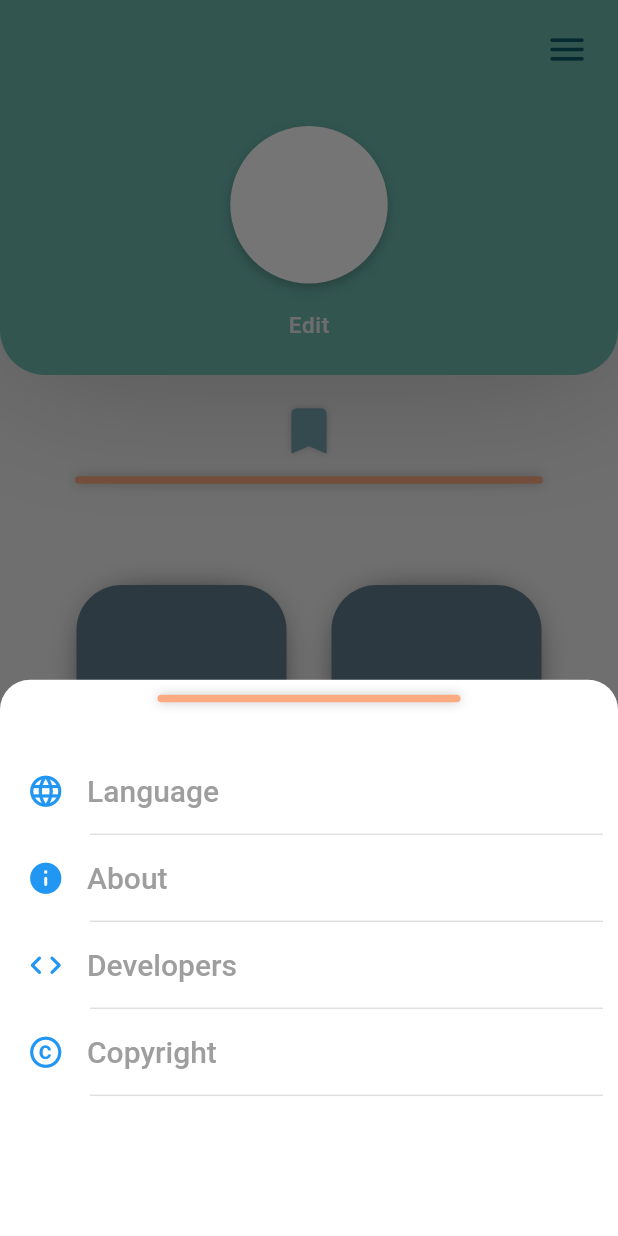
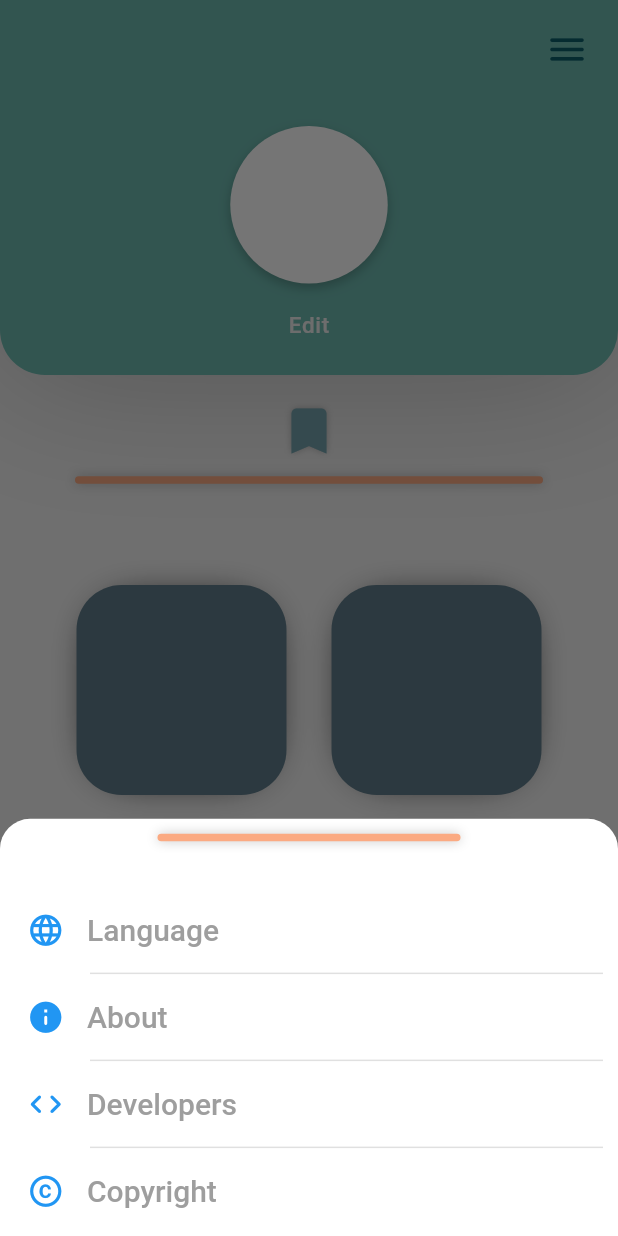
Before and after one commit to isimobaver/app, a Flutter app: the screen it shows after launch, item 3 of the bottom bar chosen, after a tap on the "menu" icon, on a phone screen of 412 x 824 dp. Run offline on Flutter 3.47's test engine with Material 2 defaults, Android fonts, the phone set to English and light mode, and no system bars; our stand-ins replace flutter_svg; missing offline and left inert: avatars, widget_slider.

Commit message:
fixed navigation bar back container problem, made the chevron icon on drawer pages go back on clicked, added language chooser widget

```diff
--- a/lib/homepage.dart
+++ b/lib/homepage.dart
@@ -24,6 +24,7 @@ class _HomeState extends State<Home> {
       debugShowCheckedModeBanner: false,
       home: SafeArea(
         child: Scaffold(
+          extendBody: true,
           key: scaffoldKey,
           bottomNavigationBar: buildNavBar(context),
           backgroundColor: const Color(0xFFF2F2F2), //لون الصفحة
@@ -35,7 +36,6 @@ class _HomeState extends State<Home> {
 
   Widget buildNavBar(BuildContext context) {
     return Container(
-      //alignment: Alignment.bottomCenter,
       height: 80,
       padding: const EdgeInsets.fromLTRB(10, 5, 10, 13),
       decoration: const BoxDecoration(
--- a/lib/user.dart
+++ b/lib/user.dart
@@ -94,8 +94,8 @@ class _TopBarState extends State<TopBar> {
                         context: context,
                         builder: (context) {
                           return DraggableScrollableSheet(
-                            initialChildSize: 0.8,
-                            maxChildSize: 1.5,
+                            initialChildSize: 0.6,
+                            maxChildSize: 0.7,
                             minChildSize: 0.5,
                             builder: (context, scrollController) {
                               return Container(
@@ -370,7 +370,7 @@ class _TopBarState extends State<TopBar> {
                   ),
                   direction: AxisDirection.left,
                 ),
-              );;
+              );
             },
             child: Row(
               crossAxisAlignment: CrossAxisAlignment.center,
@@ -548,16 +548,15 @@ class _BodyState extends State<Body> {
 }
 
 ///////////////////DrawerPage////////////////////////////////
-
 class DrawerPage extends StatelessWidget {
-  List<Widget> pageDrawer = const [
+  final List<Widget> pageDrawer = const [
     AboutPage(),
     DevelopersPage(),
     CopyrightPage(),
   ];
   late final int pageDrawerId;
 
-  List<String> titelPage = ["About", "Developers", "Copyright"];
+  final List<String> titelPage = ["About", "Developers", "Copyright"];
 
   DrawerPage({Key? key, required this.pageDrawerId}) : super(key: key);
 
@@ -606,13 +605,16 @@ class DrawerPage extends StatelessWidget {
         crossAxisAlignment: CrossAxisAlignment.end,
         mainAxisAlignment: MainAxisAlignment.start,
         children: [
-          const IconButton(
-              onPressed: null,
-              icon: Icon(
+           IconButton(
+              onPressed: () {
+                Navigator.of(context).pop();
+              },
+              icon: const Icon(
                 Icons.chevron_left_rounded,
                 size: 45,
                 color: Color(0xFF0B5D69),
-              )),
+              ),
+              ),
           Expanded(
             child: Container(
               alignment: AlignmentDirectional.bottomCenter,
```
Also changed, not shown: lib/language_chooser.dart (added, +65 -0 lines).
